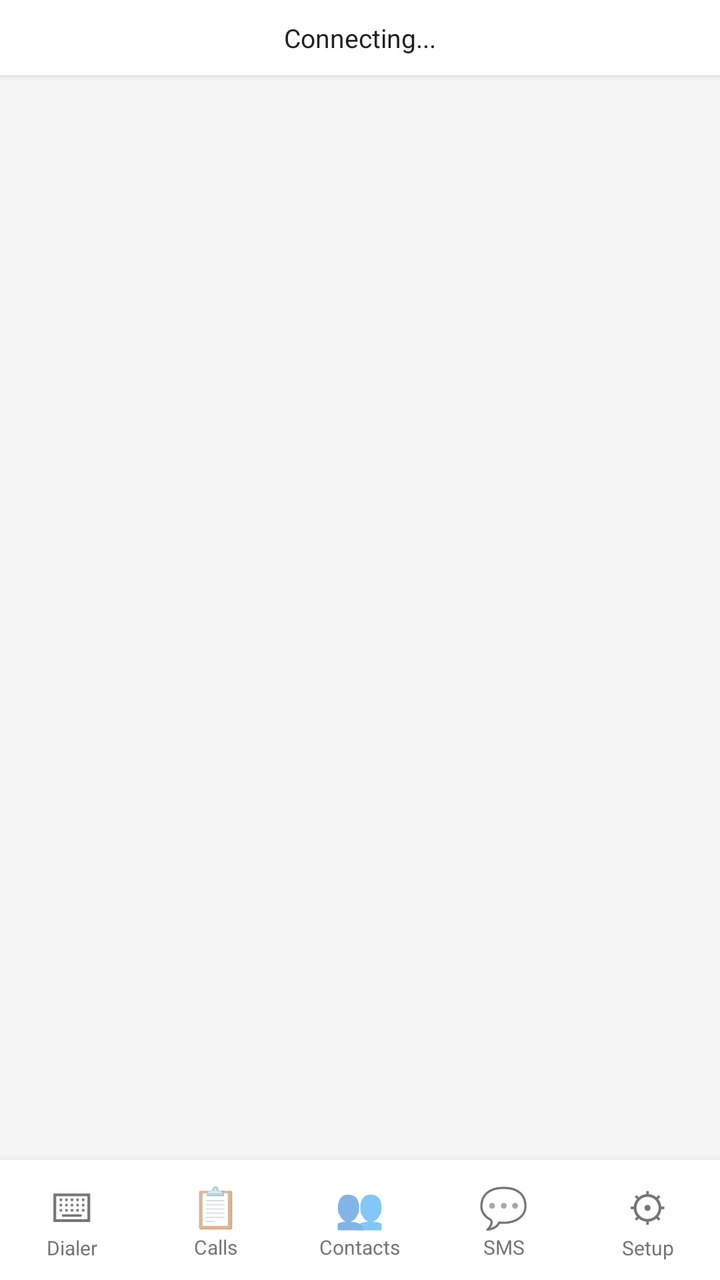
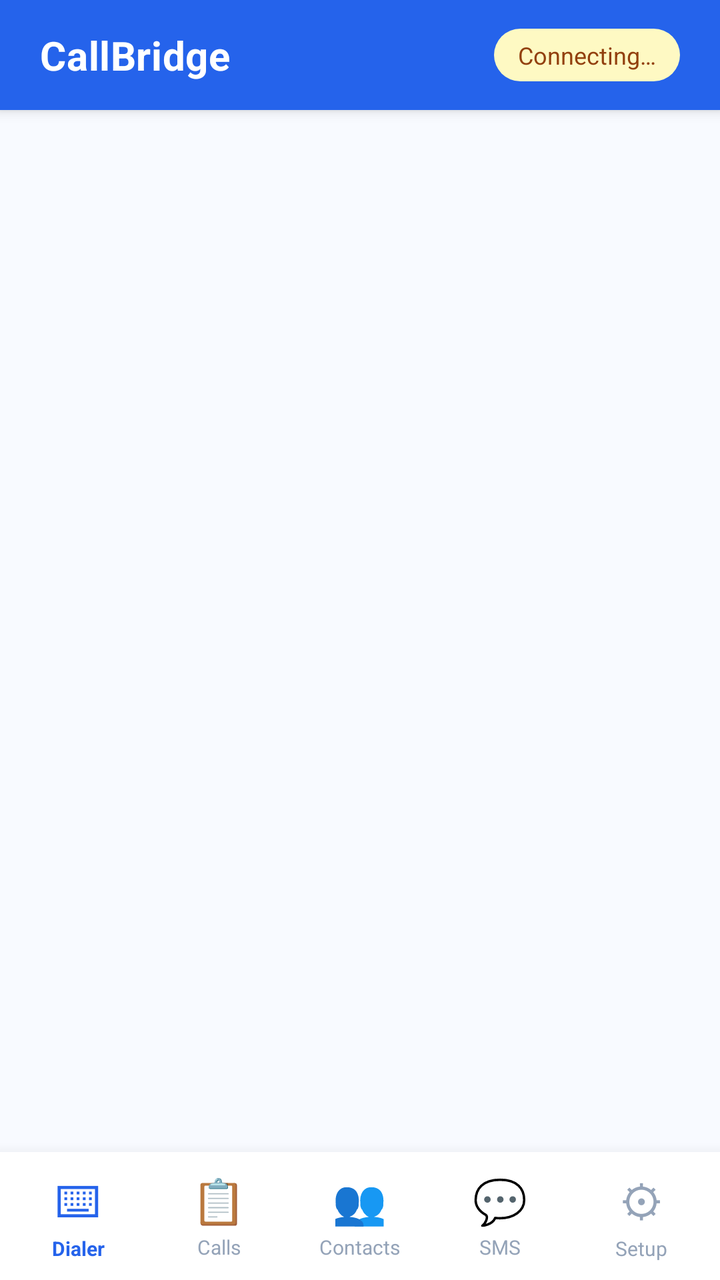

An Android layout rendered at two revisions. The XML below is the earlier revision; the diff shows what the commit changed to produce the second picture.
<!-- AndroidManifest.xml: application theme AppTheme -->
<!-- res/layout/activity_main.xml -->
<?xml version="1.0" encoding="utf-8"?>
<LinearLayout xmlns:android="http://schemas.android.com/apk/res/android"
    android:layout_width="match_parent"
    android:layout_height="match_parent"
    android:orientation="vertical"
    android:background="#F5F5F5">

    
    <LinearLayout
        android:id="@+id/statusBar"
        android:layout_width="match_parent"
        android:layout_height="wrap_content"
        android:orientation="vertical"
        android:paddingStart="16dp"
        android:paddingEnd="16dp"
        android:paddingTop="10dp"
        android:paddingBottom="10dp"
        android:background="#FFFFFF"
        android:elevation="2dp">

        <TextView
            android:id="@+id/tvStatus"
            android:layout_width="match_parent"
            android:layout_height="wrap_content"
            android:textSize="13sp"
            android:textColor="#212121"
            android:gravity="center"
            android:text="Connecting..." />

        <TextView
            android:id="@+id/tvTransport"
            android:layout_width="match_parent"
            android:layout_height="wrap_content"
            android:textSize="11sp"
            android:gravity="center"
            android:textColor="#757575"
            android:visibility="gone" />
    </LinearLayout>

    
    <FrameLayout
        android:id="@+id/tabContent"
        android:layout_width="match_parent"
        android:layout_height="0dp"
        android:layout_weight="1" />

    
    <LinearLayout
        android:layout_width="match_parent"
        android:layout_height="60dp"
        android:orientation="horizontal"
        android:background="#FFFFFF"
        android:elevation="8dp">

        <LinearLayout android:id="@+id/tabDialer"
            android:layout_width="0dp" android:layout_height="match_parent"
            android:layout_weight="1" android:orientation="vertical"
            android:gravity="center" android:background="?attr/selectableItemBackground">
            <TextView android:layout_width="wrap_content" android:layout_height="wrap_content"
                android:text="⌨" android:textSize="20sp" android:gravity="center"/>
            <TextView android:layout_width="wrap_content" android:layout_height="wrap_content"
                android:text="Dialer" android:textSize="10sp" android:textColor="#757575"/>
        </LinearLayout>

        <LinearLayout android:id="@+id/tabCallLog"
            android:layout_width="0dp" android:layout_height="match_parent"
            android:layout_weight="1" android:orientation="vertical"
            android:gravity="center" android:background="?attr/selectableItemBackground">
            <TextView android:layout_width="wrap_content" android:layout_height="wrap_content"
                android:text="📋" android:textSize="20sp" android:gravity="center"/>
            <TextView android:layout_width="wrap_content" android:layout_height="wrap_content"
                android:text="Calls" android:textSize="10sp" android:textColor="#757575"/>
        </LinearLayout>

        <LinearLayout android:id="@+id/tabContacts"
            android:layout_width="0dp" android:layout_height="match_parent"
            android:layout_weight="1" android:orientation="vertical"
            android:gravity="center" android:background="?attr/selectableItemBackground">
            <TextView android:layout_width="wrap_content" android:layout_height="wrap_content"
                android:text="👥" android:textSize="20sp" android:gravity="center"/>
            <TextView android:layout_width="wrap_content" android:layout_height="wrap_content"
                android:text="Contacts" android:textSize="10sp" android:textColor="#757575"/>
        </LinearLayout>

        <LinearLayout android:id="@+id/tabSms"
            android:layout_width="0dp" android:layout_height="match_parent"
            android:layout_weight="1" android:orientation="vertical"
            android:gravity="center" android:background="?attr/selectableItemBackground">
            <TextView android:layout_width="wrap_content" android:layout_height="wrap_content"
                android:text="💬" android:textSize="20sp" android:gravity="center"/>
            <TextView android:layout_width="wrap_content" android:layout_height="wrap_content"
                android:text="SMS" android:textSize="10sp" android:textColor="#757575"/>
        </LinearLayout>

        <LinearLayout android:id="@+id/tabSettings"
            android:layout_width="0dp" android:layout_height="match_parent"
            android:layout_weight="1" android:orientation="vertical"
            android:gravity="center" android:background="?attr/selectableItemBackground">
            <TextView android:layout_width="wrap_content" android:layout_height="wrap_content"
                android:text="⚙" android:textSize="20sp" android:gravity="center"/>
            <TextView android:layout_width="wrap_content" android:layout_height="wrap_content"
                android:text="Setup" android:textSize="10sp" android:textColor="#757575"/>
        </LinearLayout>

    </LinearLayout>
</LinearLayout>
<!-- resources referenced by this layout -->
<resources>
  <style name="AppTheme" parent="Theme.AppCompat.Light.DarkActionBar">
          <item name="colorPrimary">#1976D2</item>
          <item name="colorPrimaryDark">#1565C0</item>
          <item name="colorAccent">#4CAF50</item>
      </style>
</resources>

<!-- the commit's change to res/layout/activity_main.xml (unified diff, before → after) -->
@@ -3,39 +3,59 @@
     android:layout_width="match_parent"
     android:layout_height="match_parent"
     android:orientation="vertical"
-    android:background="#F5F5F5">
+    android:background="@color/bg_primary">
 
     
     <LinearLayout
-        android:id="@+id/statusBar"
         android:layout_width="match_parent"
         android:layout_height="wrap_content"
-        android:orientation="vertical"
-        android:paddingStart="16dp"
-        android:paddingEnd="16dp"
-        android:paddingTop="10dp"
-        android:paddingBottom="10dp"
-        android:background="#FFFFFF"
-        android:elevation="2dp">
+        android:orientation="horizontal"
+        android:background="@color/brand_blue"
+        android:paddingStart="20dp"
+        android:paddingEnd="20dp"
+        android:paddingTop="14dp"
+        android:paddingBottom="14dp"
+        android:gravity="center_vertical"
+        android:elevation="4dp">
 
         <TextView
+            android:layout_width="0dp"
+            android:layout_height="wrap_content"
+            android:layout_weight="1"
+            android:text="CallBridge"
+            android:textSize="20sp"
+            android:textStyle="bold"
+            android:textColor="#FFFFFF"
+            android:letterSpacing="0.01" />
+
+        
+        <TextView
             android:id="@+id/tvStatus"
-            android:layout_width="match_parent"
+            android:layout_width="wrap_content"
             android:layout_height="wrap_content"
-            android:textSize="13sp"
-            android:textColor="#212121"
-            android:gravity="center"
-            android:text="Connecting..." />
+            android:text="Connecting…"
+            android:textSize="12sp"
+            android:textColor="@color/status_connecting_text"
+            android:background="@drawable/bg_status_pill"
+            android:paddingStart="12dp"
+            android:paddingEnd="12dp"
+            android:paddingTop="5dp"
+            android:paddingBottom="5dp" />
 
-        <TextView
-            android:id="@+id/tvTransport"
-            android:layout_width="match_parent"
-            android:layout_height="wrap_content"
-            android:textSize="11sp"
-            android:gravity="center"
-            android:textColor="#757575"
-            android:visibility="gone" />
     </LinearLayout>
+
+    
+    <TextView
+        android:id="@+id/tvTransport"
+        android:layout_width="match_parent"
+        android:layout_height="wrap_content"
+        android:text=""
+        android:textSize="11sp"
+        android:textColor="#FFFFFF"
+        android:gravity="center"
+        android:background="@color/brand_blue_dark"
+        android:paddingBottom="6dp"
+        android:visibility="gone" />
 
     
     <FrameLayout
@@ -47,59 +67,91 @@
     
     <LinearLayout
         android:layout_width="match_parent"
-        android:layout_height="60dp"
+        android:layout_height="64dp"
         android:orientation="horizontal"
-        android:background="#FFFFFF"
-        android:elevation="8dp">
+        android:background="@color/nav_bg"
+        android:elevation="12dp"
+        android:paddingStart="4dp"
+        android:paddingEnd="4dp">
 
         <LinearLayout android:id="@+id/tabDialer"
             android:layout_width="0dp" android:layout_height="match_parent"
             android:layout_weight="1" android:orientation="vertical"
-            android:gravity="center" android:background="?attr/selectableItemBackground">
-            <TextView android:layout_width="wrap_content" android:layout_height="wrap_content"
-                android:text="⌨" android:textSize="20sp" android:gravity="center"/>
-            <TextView android:layout_width="wrap_content" android:layout_height="wrap_content"
-                android:text="Dialer" android:textSize="10sp" android:textColor="#757575"/>
+            android:gravity="center" android:padding="6dp"
+            android:background="?attr/selectableItemBackgroundBorderless">
+            <TextView android:id="@+id/navIconDialer"
+                android:layout_width="wrap_content" android:layout_height="wrap_content"
+                android:text="⌨" android:textSize="22sp" android:gravity="center"
+                android:textColor="@color/nav_selected"/>
+            <TextView android:id="@+id/navLabelDialer"
+                android:layout_width="wrap_content" android:layout_height="wrap_content"
+                android:text="Dialer" android:textSize="10sp"
+                android:textColor="@color/nav_selected" android:textStyle="bold"
+                android:layout_marginTop="2dp"/>
         </LinearLayout>
 
         <LinearLayout android:id="@+id/tabCallLog"
             android:layout_width="0dp" android:layout_height="match_parent"
             android:layout_weight="1" android:orientation="vertical"
-            android:gravity="center" android:background="?attr/selectableItemBackground">
-            <TextView android:layout_width="wrap_content" android:layout_height="wrap_content"
-                android:text="📋" android:textSize="20sp" android:gravity="center"/>
-            <TextView android:layout_width="wrap_content" android:layout_height="wrap_content"
-                android:text="Calls" android:textSize="10sp" android:textColor="#757575"/>
+            android:gravity="center" android:padding="6dp"
+            android:background="?attr/selectableItemBackgroundBorderless">
+            <TextView android:id="@+id/navIconCalls"
+                android:layout_width="wrap_content" android:layout_height="wrap_content"
+                android:text="📋" android:textSize="22sp" android:gravity="center"
+                android:textColor="@color/nav_unselected"/>
+            <TextView android:id="@+id/navLabelCalls"
+                android:layout_width="wrap_content" android:layout_height="wrap_content"
+                android:text="Calls" android:textSize="10sp"
+                android:textColor="@color/nav_unselected"
+                android:layout_marginTop="2dp"/>
         </LinearLayout>
 
         <LinearLayout android:id="@+id/tabContacts"
             android:layout_width="0dp" android:layout_height="match_parent"
             android:layout_weight="1" android:orientation="vertical"
-            android:gravity="center" android:background="?attr/selectableItemBackground">
-            <TextView android:layout_width="wrap_content" android:layout_height="wrap_content"
-                android:text="👥" android:textSize="20sp" android:gravity="center"/>
-            <TextView android:layout_width="wrap_content" android:layout_height="wrap_content"
-                android:text="Contacts" android:textSize="10sp" android:textColor="#757575"/>
+            android:gravity="center" android:padding="6dp"
+            android:background="?attr/selectableItemBackgroundBorderless">
+            <TextView android:id="@+id/navIconContacts"
+                android:layout_width="wrap_content" android:layout_height="wrap_content"
+                android:text="👥" android:textSize="22sp" android:gravity="center"
+                android:textColor="@color/nav_unselected"/>
+            <TextView android:id="@+id/navLabelContacts"
+                android:layout_width="wrap_content" android:layout_height="wrap_content"
+                android:text="Contacts" android:textSize="10sp"
+                android:textColor="@color/nav_unselected"
+                android:layout_marginTop="2dp"/>
         </LinearLayout>
 
         <LinearLayout android:id="@+id/tabSms"
             android:layout_width="0dp" android:layout_height="match_parent"
             android:layout_weight="1" android:orientation="vertical"
-            android:gravity="center" android:background="?attr/selectableItemBackground">
-            <TextView android:layout_width="wrap_content" android:layout_height="wrap_content"
-                android:text="💬" android:textSize="20sp" android:gravity="center"/>
-            <TextView android:layout_width="wrap_content" android:layout_height="wrap_content"
-                android:text="SMS" android:textSize="10sp" android:textColor="#757575"/>
+            android:gravity="center" android:padding="6dp"
+            android:background="?attr/selectableItemBackgroundBorderless">
+            <TextView android:id="@+id/navIconSms"
+                android:layout_width="wrap_content" android:layout_height="wrap_content"
+                android:text="💬" android:textSize="22sp" android:gravity="center"
+                android:textColor="@color/nav_unselected"/>
+            <TextView android:id="@+id/navLabelSms"
+                android:layout_width="wrap_content" android:layout_height="wrap_content"
+                android:text="SMS" android:textSize="10sp"
+                android:textColor="@color/nav_unselected"
+                android:layout_marginTop="2dp"/>
         </LinearLayout>
 
         <LinearLayout android:id="@+id/tabSettings"
             android:layout_width="0dp" android:layout_height="match_parent"
             android:layout_weight="1" android:orientation="vertical"
-            android:gravity="center" android:background="?attr/selectableItemBackground">
-            <TextView android:layout_width="wrap_content" android:layout_height="wrap_content"
-                android:text="⚙" android:textSize="20sp" android:gravity="center"/>
-            <TextView android:layout_width="wrap_content" android:layout_height="wrap_content"
-                android:text="Setup" android:textSize="10sp" android:textColor="#757575"/>
+            android:gravity="center" android:padding="6dp"
+            android:background="?attr/selectableItemBackgroundBorderless">
+            <TextView android:id="@+id/navIconSettings"
+                android:layout_width="wrap_content" android:layout_height="wrap_content"
+                android:text="⚙" android:textSize="22sp" android:gravity="center"
+                android:textColor="@color/nav_unselected"/>
+            <TextView android:id="@+id/navLabelSettings"
+                android:layout_width="wrap_content" android:layout_height="wrap_content"
+                android:text="Setup" android:textSize="10sp"
+                android:textColor="@color/nav_unselected"
+                android:layout_marginTop="2dp"/>
         </LinearLayout>
 
     </LinearLayout>
<!-- resource entries referenced after the edit -->
@@ -1,9 +1,28 @@
 <!-- resources referenced by this layout -->
 <resources>
-  <style name="AppTheme" parent="Theme.AppCompat.Light.DarkActionBar">
-          <item name="colorPrimary">#1976D2</item>
-          <item name="colorPrimaryDark">#1565C0</item>
-          <item name="colorAccent">#4CAF50</item>
+  <color name="bg_primary">#F8FAFF</color>
+  <color name="brand_blue">#2563EB</color>
+  <color name="brand_blue_dark">#1D4ED8</color>
+  <color name="nav_bg">#FFFFFF</color>
+  <color name="nav_selected">#2563EB</color>
+  <color name="nav_unselected">#94A3B8</color>
+  <color name="status_connecting_text">#92400E</color>
+  <!-- drawable bg_status_pill (drawable) -->
+  <?xml version="1.0" encoding="utf-8"?>
+  <shape xmlns:android="http://schemas.android.com/apk/res/android"
+      android:shape="rectangle">
+      <solid android:color="@color/status_connecting_bg" />
+      <corners android:radius="20dp" />
+  </shape>
+  <style name="AppTheme" parent="Theme.AppCompat.Light.NoActionBar">
+          <item name="colorPrimary">@color/brand_blue</item>
+          <item name="colorPrimaryDark">@color/brand_blue_dark</item>
+          <item name="colorAccent">@color/brand_green</item>
+          <item name="android:windowBackground">@color/bg_primary</item>
+          <item name="android:statusBarColor">@color/brand_blue</item>
+          <item name="android:navigationBarColor">@color/nav_bg</item>
       </style>
+  <color name="status_connecting_bg">#FEF9C3</color>
+  <color name="brand_green">#16A34A</color>
 </resources>
 
